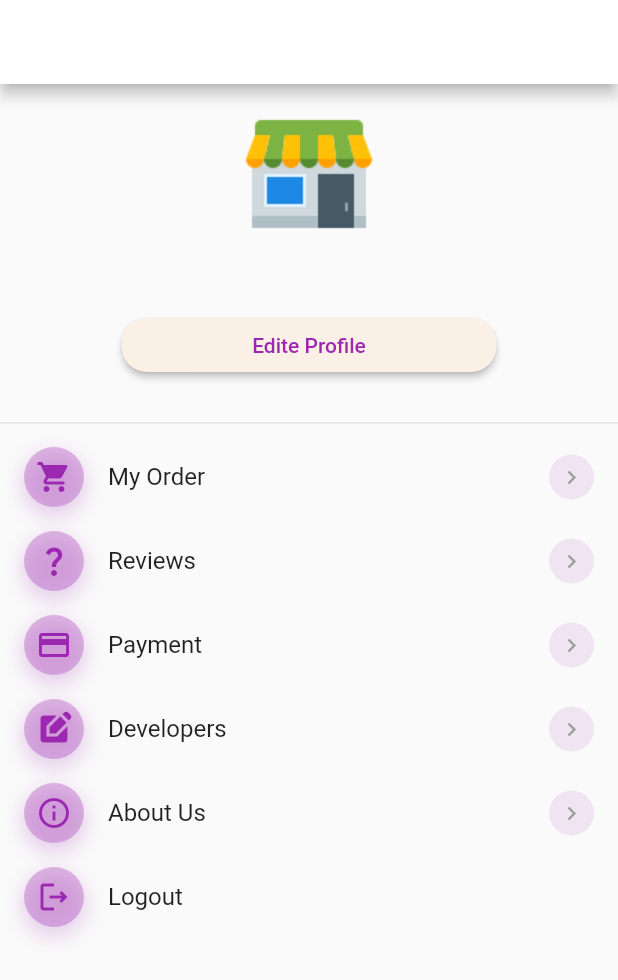
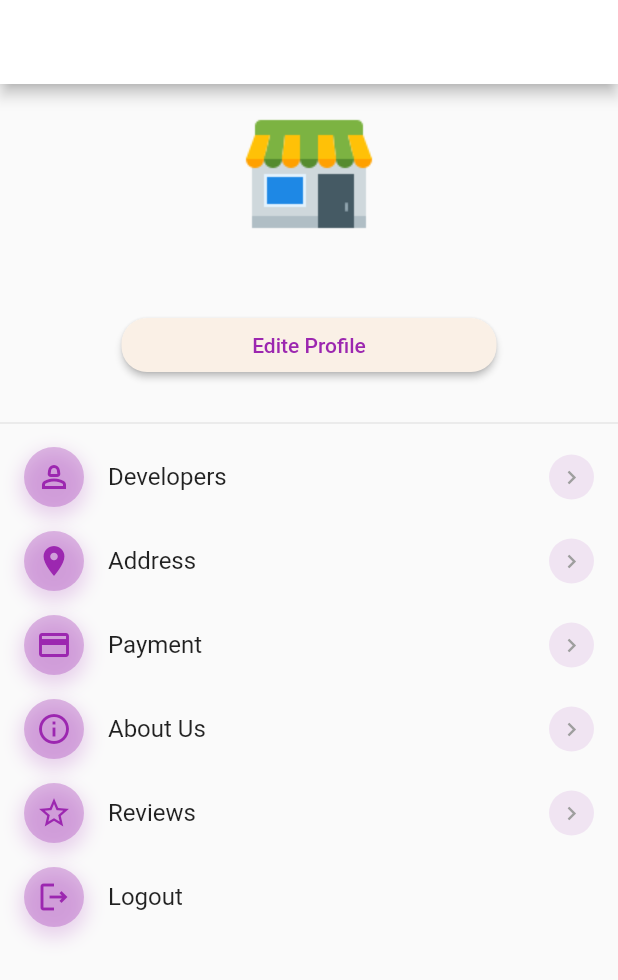
Before and after one commit to ykabdelrahman/shoes-store, a Flutter app: the screen it shows after launch, on a phone screen of 412 x 824 dp. Shown: the top 980 px of the screen. Run offline on Flutter 3.47's test engine with Material 2 defaults, Android fonts, the phone set to English and light mode, and no system bars; our stand-ins replace cached_network_image, cloud_firestore, firebase_auth, firebase_core, sizer; accounts and stored records are empty.

Commit message:
Update profile_screen.dart

```diff
--- a/lib/views/screens/profile_screen.dart
+++ b/lib/views/screens/profile_screen.dart
@@ -57,27 +57,27 @@ class _ProfileScreenState extends State<ProfileScreen> {
 
               /// -- MENU
               ProfileMenuWidget(
-                  title: "My Order",
-                  icon: (Icons.shopping_cart),
-                  onPress: () {}),
-              ProfileMenuWidget(
-                  title: "Reviews",
-                  icon: Icons.question_mark_sharp,
-                  onPress: () {}),
-              ProfileMenuWidget(
-                  title: "Payment", icon: Icons.credit_card, onPress: () {}),
-              ProfileMenuWidget(
                   title: "Developers",
-                  icon: Icons.edit_square,
+                  icon: Icons.person_2_outlined,
                   onPress: () {
                     // Navigator
                   }),
+              ProfileMenuWidget(
+                  title: "Address", icon: (Icons.location_on), onPress: () {}),
+
+              ProfileMenuWidget(
+                  title: "Payment", icon: Icons.credit_card, onPress: () {}),
+
               ProfileMenuWidget(
                   title: "About Us",
                   icon: Icons.info_outline,
                   onPress: () {
                     // Navigator
                   }),
+              ProfileMenuWidget(
+                  title: "Reviews",
+                  icon: Icons.star_border_outlined,
+                  onPress: () {}),
               ProfileMenuWidget(
                 title: "Logout",
                 icon: Icons.logout_outlined,
```
